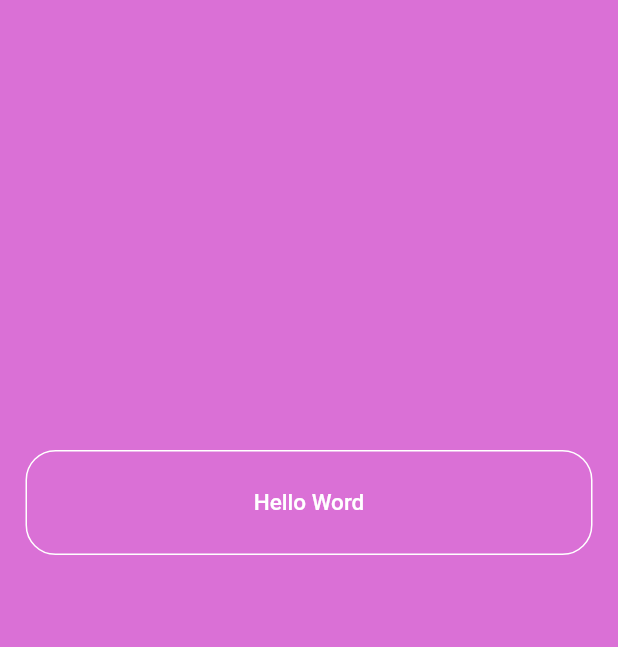
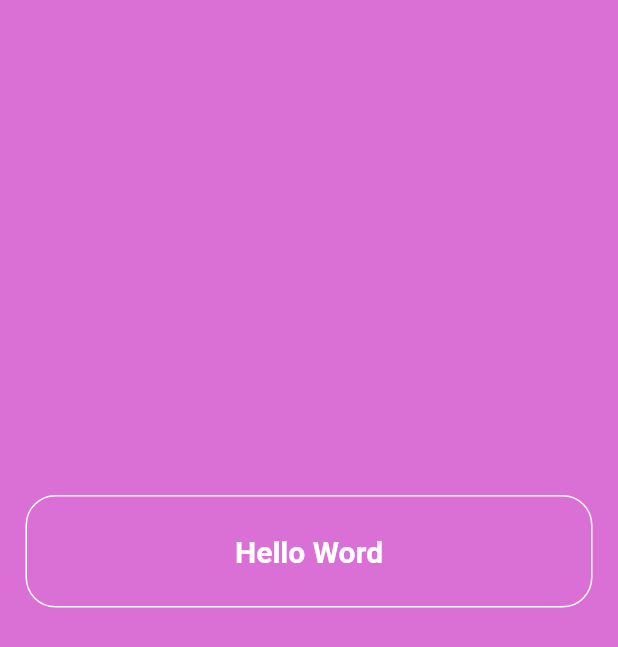
Before and after one commit to al-chakim/tugas_mobile_programming, a Flutter app: the screen it shows after launch, on a phone screen of 412 x 824 dp. Shown: the top 647 px of the screen. Run offline on Flutter 3.47's test engine with Material 2 defaults, Android fonts, the phone set to English and light mode, and no system bars.

Commit message:
ubah terus sampe duar

```diff
--- a/tugas_1/lib/main.dart
+++ b/tugas_1/lib/main.dart
@@ -25,7 +25,7 @@ class _MyAppState extends State<MyApp> {
                 children: [
                   Container(
                     padding: const EdgeInsets.all(25),
-                    margin: const EdgeInsets.only(left: 17, right: 17, top: 300),
+                    margin: const EdgeInsets.only(left: 17, right: 17, top: 330),
                     decoration: BoxDecoration(
                       borderRadius: BorderRadius.circular(20),
                       border: Border.all(
@@ -39,8 +39,8 @@ class _MyAppState extends State<MyApp> {
                           'Hello Word',
                           style: TextStyle(
                             color: Colors.white,
-                            fontSize: 15,
-                            fontWeight: FontWeight.w500
+                            fontSize: 20,
+                            fontWeight: FontWeight.w700
                           ),
                         ),
                       ],
```
